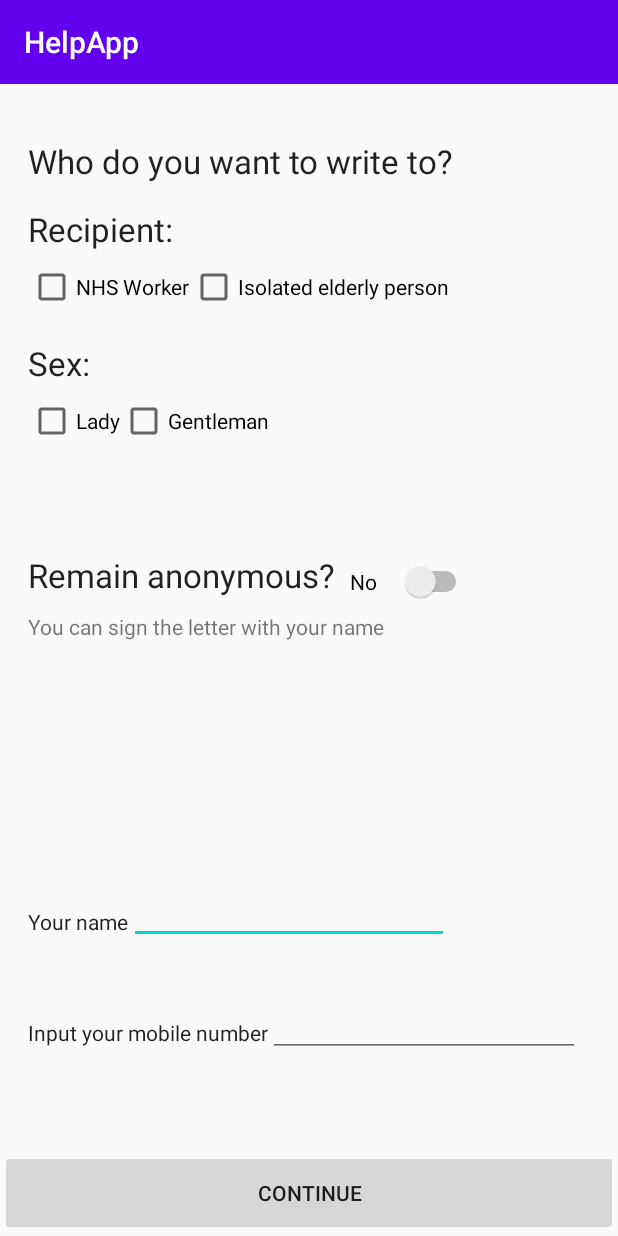
After one commit to Danau5tin/SendaSmile-Android-App, an Android app: the PreLetterCreation screen opened directly, with no data from a screen before it, on a phone screen of 412 x 824 dp. The commit adds this screen. Run offline under Robolectric (Android 15) with nearby library versions, the phone set to English and light mode, and no system bars.

Commit message:
All main views have now started development, working code is very minimal

```diff
--- a/App/app/src/main/AndroidManifest.xml
+++ b/App/app/src/main/AndroidManifest.xml
@@ -17,6 +17,11 @@
                 <category android:name="android.intent.category.LAUNCHER" />
             </intent-filter>
         </activity>
+        <activity android:name=".PreLetterCreation"></activity>
+        <activity android:name=".CreateLetter"></activity>
+        <activity android:name=".ConfirmSend"></activity>
+        <activity android:name=".Sent"></activity>
+        <activity android:name=".UserInfo"></activity>
     </application>
 
 </manifest>
--- /dev/null
+++ b/App/app/src/main/java/com/firstapp/helpapp/PreLetterCreation.java
@@ -0,0 +1,61 @@
+package com.firstapp.helpapp;
+
+import android.content.Intent;
+import android.os.Bundle;
+import android.view.View;
+import android.widget.CompoundButton;
+import android.widget.EditText;
+import android.widget.Switch;
+import android.widget.TextView;
+
+import androidx.annotation.Nullable;
+import androidx.appcompat.app.AppCompatActivity;
+
+
+public class PreLetterCreation extends AppCompatActivity {
+
+    Switch anonSwitch;
+    TextView usernameText, usernumText, anonDesc;
+    EditText usernameEdit, usernumEdit;
+
+    @Override
+    protected void onCreate(@Nullable Bundle savedInstanceState) {
+        super.onCreate(savedInstanceState);
+        setContentView(R.layout.pre_letter_creation);
+
+        usernameEdit = findViewById(R.id.userNameEdit);
+        usernumEdit = findViewById(R.id.userNumEdit);
+        usernameText = findViewById(R.id.userNameText);
+        usernumText = findViewById(R.id.userNumText);
+        anonDesc = findViewById(R.id.textAnon);
+
+        anonSwitch = findViewById(R.id.switchAnon);
+        anonSwitch.setOnCheckedChangeListener(new CompoundButton.OnCheckedChangeListener() {
+            @Override
+            public void onCheckedChanged(CompoundButton buttonView, boolean isChecked) {
+                if (isChecked) {
+                    // Hide UI elements for user info
+                    usernameEdit.setVisibility(View.INVISIBLE);
+                    usernameText.setVisibility(View.INVISIBLE);
+                    usernumEdit.setVisibility(View.INVISIBLE);
+                    usernumText.setVisibility(View.INVISIBLE);
+                    anonSwitch.setText(R.string.Yes);
+                    anonDesc.setText(R.string.anon_expl);
+                } else {
+                    // Show UI elements for user info
+                    usernameEdit.setVisibility(View.VISIBLE);
+                    usernameText.setVisibility(View.VISIBLE);
+                    usernumEdit.setVisibility(View.VISIBLE);
+                    usernumText.setVisibility(View.VISIBLE);
+                    anonSwitch.setText(R.string.No);
+                    anonDesc.setText(R.string.non_anon_expl);
+                }
+            }
+        });
+    }
+
+    public void preContinueButton(View view) {
+        Intent intent = new Intent(this, CreateLetter.class);
+        startActivity(intent);
+    }
+}
--- a/App/app/src/main/res/layout/pre_letter_creation.xml
+++ b/App/app/src/main/res/layout/pre_letter_creation.xml
@@ -1,20 +1,38 @@
 <?xml version="1.0" encoding="utf-8"?>
-<androidx.constraintlayout.widget.ConstraintLayout
-    xmlns:android="http://schemas.android.com/apk/res/android"
+<androidx.constraintlayout.widget.ConstraintLayout xmlns:android="http://schemas.android.com/apk/res/android"
     xmlns:app="http://schemas.android.com/apk/res-auto"
     xmlns:tools="http://schemas.android.com/tools"
     android:layout_width="match_parent"
     android:layout_height="match_parent">
 
+    <TextView
+        android:id="@+id/userNumText"
+        android:layout_width="wrap_content"
+        android:layout_height="wrap_content"
+        android:layout_marginTop="49dp"
+        android:text="@string/number_option"
+        android:textAppearance="@style/TextAppearance.AppCompat.Large"
+        android:textSize="14sp"
+        app:layout_constraintStart_toStartOf="@+id/guideline"
+        app:layout_constraintTop_toTopOf="@+id/guideline5" />
+
+    <TextView
+        android:id="@+id/userNameText"
+        android:layout_width="wrap_content"
+        android:layout_height="wrap_content"
+        android:layout_marginBottom="5dp"
+        android:text="@string/name_option"
+        android:textAllCaps="false"
+        android:textAppearance="@style/TextAppearance.AppCompat.Large"
+        android:textSize="14sp"
+        app:layout_constraintBottom_toTopOf="@+id/guideline5"
+        app:layout_constraintStart_toStartOf="@+id/guideline" />
+
     <CheckBox
         android:id="@+id/checkBox4"
         android:layout_width="wrap_content"
         android:layout_height="wrap_content"
-        android:layout_marginStart="16dp"
-        android:layout_marginEnd="157dp"
         android:text="@string/isolated"
-        app:layout_constraintEnd_toEndOf="parent"
-        app:layout_constraintHorizontal_bias="0.0"
         app:layout_constraintStart_toEndOf="@+id/checkBox5"
         app:layout_constraintTop_toTopOf="@+id/checkBox5" />
 
@@ -22,81 +40,141 @@
         android:id="@+id/checkBox5"
         android:layout_width="wrap_content"
         android:layout_height="wrap_content"
-        android:layout_marginStart="40dp"
-        android:layout_marginTop="164dp"
+        android:layout_marginTop="8dp"
         android:text="@string/nhs"
-        app:layout_constraintStart_toStartOf="parent"
-        app:layout_constraintTop_toTopOf="parent" />
+        app:layout_constraintStart_toStartOf="@+id/guideline"
+        app:layout_constraintTop_toBottomOf="@+id/textView7" />
 
     <Button
-        android:id="@+id/button"
-        android:layout_width="193dp"
-        android:layout_height="74dp"
-        android:layout_marginStart="162dp"
-        android:layout_marginTop="731dp"
-        android:layout_marginEnd="161dp"
-        android:layout_marginBottom="20dp"
+        android:id="@+id/preCreateButton"
+        android:layout_width="0dp"
+        android:layout_height="57dp"
+        android:onClick="preContinueButton"
         android:text="@string/continue_button"
         app:layout_constraintBottom_toBottomOf="parent"
         app:layout_constraintEnd_toEndOf="parent"
-        app:layout_constraintHorizontal_bias="0.506"
-        app:layout_constraintStart_toStartOf="parent"
-        app:layout_constraintTop_toTopOf="parent"
-        app:layout_constraintVertical_bias="1.0" />
+        app:layout_constraintStart_toStartOf="parent" />
 
     <CheckBox
         android:id="@+id/checkBox"
         android:layout_width="wrap_content"
         android:layout_height="wrap_content"
-        android:layout_marginStart="40dp"
-        android:layout_marginTop="256dp"
-        android:layout_marginEnd="5dp"
+        android:layout_marginTop="8dp"
         android:text="@string/Female"
-        app:layout_constraintEnd_toStartOf="@+id/checkBox2"
-        app:layout_constraintStart_toStartOf="parent"
-        app:layout_constraintTop_toTopOf="parent" />
+        app:layout_constraintStart_toStartOf="@+id/guideline"
+        app:layout_constraintTop_toBottomOf="@+id/textView6" />
 
     <CheckBox
         android:id="@+id/checkBox2"
         android:layout_width="wrap_content"
         android:layout_height="wrap_content"
-        android:layout_marginEnd="88dp"
+        android:layout_marginTop="8dp"
         android:text="@string/Male"
-        app:layout_constraintEnd_toEndOf="parent"
         app:layout_constraintStart_toEndOf="@+id/checkBox"
-        app:layout_constraintTop_toTopOf="@+id/checkBox" />
+        app:layout_constraintTop_toBottomOf="@+id/textView6" />
 
     <TextView
         android:id="@+id/textView5"
-        android:layout_width="327dp"
-        android:layout_height="35dp"
-        android:layout_marginStart="40dp"
-        android:layout_marginTop="68dp"
-        android:layout_marginEnd="125dp"
+        android:layout_width="wrap_content"
+        android:layout_height="0dp"
         android:text="@string/Who_to"
         android:textAppearance="@style/TextAppearance.AppCompat.Large"
-        app:layout_constraintEnd_toEndOf="parent"
-        app:layout_constraintHorizontal_bias="0.296"
-        app:layout_constraintStart_toStartOf="parent"
-        app:layout_constraintTop_toTopOf="parent" />
+        app:layout_constraintBottom_toTopOf="@+id/guideline2"
+        app:layout_constraintStart_toStartOf="@+id/guideline" />
 
     <TextView
         android:id="@+id/textView6"
         android:layout_width="wrap_content"
         android:layout_height="wrap_content"
-        android:layout_marginStart="32dp"
+        android:layout_marginTop="20dp"
         android:text="@string/gender_text"
-        app:layout_constraintBottom_toTopOf="@+id/checkBox"
-        app:layout_constraintStart_toStartOf="parent" />
+        android:textAppearance="@style/TextAppearance.AppCompat.Large"
+        app:layout_constraintStart_toStartOf="@+id/guideline"
+        app:layout_constraintTop_toBottomOf="@+id/checkBox5" />
 
     <TextView
         android:id="@+id/textView7"
         android:layout_width="wrap_content"
         android:layout_height="wrap_content"
-        android:layout_marginStart="16dp"
-        android:layout_marginBottom="8dp"
+        android:layout_marginTop="16dp"
         android:text="@string/type_person"
-        app:layout_constraintBottom_toTopOf="@+id/checkBox5"
-        app:layout_constraintStart_toStartOf="parent" />
+        android:textAppearance="@style/TextAppearance.AppCompat.Large"
+        app:layout_constraintStart_toStartOf="@+id/guideline"
+        app:layout_constraintTop_toBottomOf="@+id/textView5" />
+
+    <Switch
+        android:id="@+id/switchAnon"
+        android:layout_width="81dp"
+        android:layout_height="0dp"
+        android:layout_marginStart="10dp"
+        android:layout_marginTop="5dp"
+        android:text="@string/No"
+        app:layout_constraintStart_toEndOf="@+id/textView16"
+        app:layout_constraintTop_toTopOf="@+id/guideline3" />
+
+    <TextView
+        android:id="@+id/textView16"
+        android:layout_width="wrap_content"
+        android:layout_height="0dp"
+        android:text="@string/anonymous"
+        android:textAppearance="@style/TextAppearance.AppCompat.Large"
+        app:layout_constraintStart_toStartOf="@+id/guideline"
+        app:layout_constraintTop_toTopOf="@+id/guideline3" />
+
+    <TextView
+        android:id="@+id/textAnon"
+        android:layout_width="wrap_content"
+        android:layout_height="wrap_content"
+        android:layout_marginTop="10dp"
+        android:text="@string/non_anon_expl"
+        app:layout_constraintStart_toStartOf="@+id/guideline"
+        app:layout_constraintTop_toBottomOf="@+id/textView16" />
+
+    <EditText
+        android:id="@+id/userNameEdit"
+        android:layout_width="wrap_content"
+        android:layout_height="wrap_content"
+        android:ems="10"
+        android:inputType="textPersonName"
+        app:layout_constraintBottom_toTopOf="@+id/guideline5"
+        app:layout_constraintStart_toEndOf="@+id/userNameText" />
+
+    <EditText
+        android:id="@+id/userNumEdit"
+        android:layout_width="208dp"
+        android:layout_height="40dp"
+        android:layout_marginTop="35dp"
+        android:ems="10"
+        android:inputType="phone"
+        app:layout_constraintStart_toEndOf="@+id/userNumText"
+        app:layout_constraintTop_toTopOf="@+id/guideline5" />
+
+    <androidx.constraintlayout.widget.Guideline
+        android:id="@+id/guideline"
+        android:layout_width="wrap_content"
+        android:layout_height="wrap_content"
+        android:orientation="vertical"
+        app:layout_constraintGuide_begin="19dp" />
+
+    <androidx.constraintlayout.widget.Guideline
+        android:id="@+id/guideline2"
+        android:layout_width="wrap_content"
+        android:layout_height="wrap_content"
+        android:orientation="horizontal"
+        app:layout_constraintGuide_begin="66dp" />
+
+    <androidx.constraintlayout.widget.Guideline
+        android:id="@+id/guideline3"
+        android:layout_width="wrap_content"
+        android:layout_height="wrap_content"
+        android:orientation="horizontal"
+        app:layout_constraintGuide_begin="313dp" />
+
+    <androidx.constraintlayout.widget.Guideline
+        android:id="@+id/guideline5"
+        android:layout_width="wrap_content"
+        android:layout_height="wrap_content"
+        android:orientation="horizontal"
+        app:layout_constraintGuide_end="195dp" />
 
 </androidx.constraintlayout.widget.ConstraintLayout>
```
Also changed, not shown: App/app/src/main/java/com/firstapp/helpapp/ConfirmSend.java (added, +23 -0 lines), App/app/src/main/java/com/firstapp/helpapp/CreateLetter.java (added, +29 -0 lines), App/app/src/main/java/com/firstapp/helpapp/MainActivity.java (+8 -0 lines), App/app/src/main/java/com/firstapp/helpapp/Sent.java (added, +22 -0 lines), App/app/src/main/java/com/firstapp/helpapp/UserInfo.java (added, +15 -0 lines), App/app/src/main/res/layout/activity_main.xml (+8 -10 lines), App/app/src/main/res/layout/confirm_send_activity.xml (+36 -31 lines), App/app/src/main/res/layout/create_letter_activity.xml (+19 -33 lines), App/app/src/main/res/layout/preview_letter.xml (deleted, +0 -64 lines), App/app/src/main/res/layout/sent_activity.xml (added, +87 -0 lines), App/app/src/main/res/layout/user_info_activity.xml (added, +39 -0 lines), App/app/src/main/res/values/strings.xml (+38 -15 lines), App/app/src/main/res/raw/facebook.png (added), App/app/src/main/res/raw/instagram.png (added), 2 more files.
